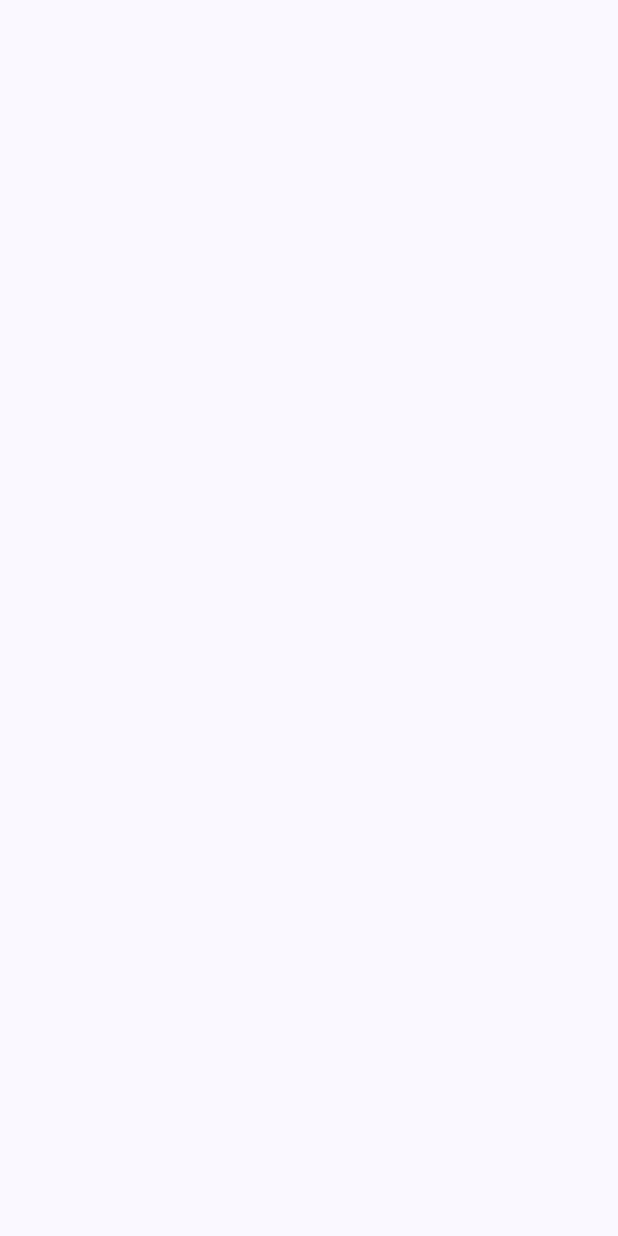
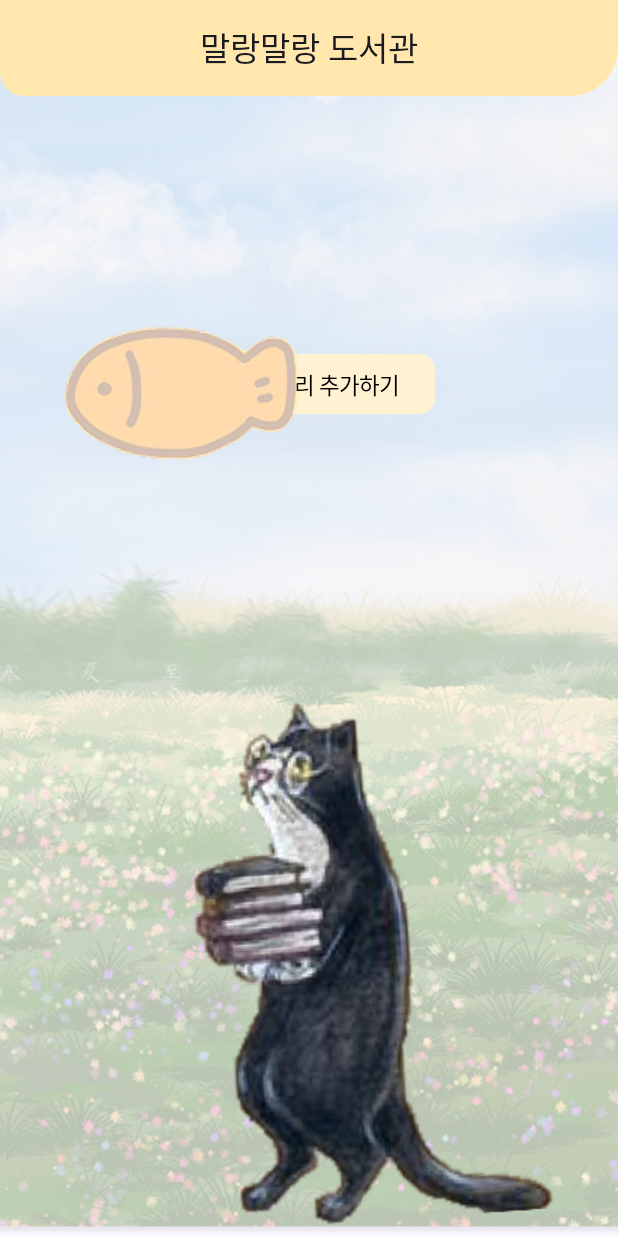
Before and after one commit to GDSC-CAU/MunJangZip_FE, an Android app built with Jetpack Compose: the CategoryScreen screen opened through its navigation route, on a phone screen of 412 x 824 dp. Before the commit the screen is empty. Run offline under Robolectric (Android 15) with nearby library versions, the phone set to English and light mode, and no system bars; our stand-ins replace Dagger/Hilt's generated code.

Commit message:
create category page

```diff
--- a/app/src/main/java/com/example/munjangzip/MainAppComposable.kt
+++ b/app/src/main/java/com/example/munjangzip/MainAppComposable.kt
@@ -8,13 +8,14 @@ import androidx.navigation.compose.NavHost
 import androidx.navigation.compose.composable
 import androidx.navigation.compose.rememberNavController
 import com.example.munjangzip.feature.auth.signin.SignInScreen
+import com.example.munjangzip.feature.category.CategoryScreen
 
 @Composable
 fun MainApp() {
     Surface(modifier = Modifier.fillMaxSize()) {
         val navController = rememberNavController()
 
-        NavHost(navController = navController, startDestination = "login") {
+        NavHost(navController = navController, startDestination = "category") {
             composable(route = "login") {
                 SignInScreen(navController = navController)
             }
@@ -24,7 +25,7 @@ fun MainApp() {
             }
 
             composable(route = "category") {
-
+                CategoryScreen(navController = navController)
             }
 
         }
--- /dev/null
+++ b/app/src/main/java/com/example/munjangzip/feature/category/CategoryScreen.kt
@@ -0,0 +1,183 @@
+package com.example.munjangzip.feature.category
+
+import androidx.compose.foundation.Image
+import androidx.compose.foundation.layout.Arrangement
+import androidx.compose.foundation.layout.Box
+import androidx.compose.foundation.layout.Column
+import androidx.compose.foundation.layout.Row
+import androidx.compose.foundation.layout.Spacer
+import androidx.compose.foundation.layout.fillMaxSize
+import androidx.compose.foundation.layout.offset
+import androidx.compose.foundation.layout.padding
+import androidx.compose.foundation.shape.RoundedCornerShape
+import androidx.compose.material3.Button
+import androidx.compose.material3.ButtonDefaults
+import androidx.compose.material3.CenterAlignedTopAppBar
+import androidx.compose.material3.ElevatedButton
+import androidx.compose.material3.ExperimentalMaterial3Api
+import androidx.compose.material3.Scaffold
+import androidx.compose.material3.Surface
+import androidx.compose.material3.Text
+import androidx.compose.material3.TopAppBarDefaults
+import androidx.compose.runtime.Composable
+import androidx.compose.ui.Alignment
+import androidx.compose.ui.Modifier
+import androidx.compose.ui.draw.alpha
+import androidx.compose.ui.graphics.Color
+import androidx.compose.ui.layout.ContentScale
+import androidx.compose.ui.res.painterResource
+import androidx.compose.ui.text.TextStyle
+import androidx.compose.ui.text.font.FontWeight
+import androidx.compose.ui.unit.dp
+import androidx.compose.ui.unit.sp
+import androidx.compose.ui.zIndex
+import androidx.navigation.NavController
+import com.example.munjangzip.R
+import com.example.munjangzip.ui.theme.BrightYellow
+import com.example.munjangzip.ui.theme.PeachYellow
+
+@OptIn(ExperimentalMaterial3Api::class)
+@Composable
+fun CategoryScreen(navController: NavController) {
+
+    Scaffold(
+        modifier = Modifier.fillMaxSize(),
+        topBar = {
+            Surface(
+                shape = RoundedCornerShape(bottomStart = 16.dp, bottomEnd = 32.dp)
+                //color =
+            )
+            {
+                CenterAlignedTopAppBar(
+                    colors = TopAppBarDefaults.centerAlignedTopAppBarColors(
+                        containerColor = PeachYellow
+                    ),
+                    title = {
+                        Text(
+                            "말랑말랑 도서관"
+                        )
+                    },
+
+
+                )
+
+            }
+        }
+    ) {
+        Surface(
+            modifier = Modifier.fillMaxSize()
+        ) {
+            BackGround()
+        }
+        Column(
+            modifier = Modifier
+                .fillMaxSize()
+                .padding(it),
+            horizontalAlignment = Alignment.CenterHorizontally
+        ) {
+            Spacer(modifier = Modifier.padding(vertical = 32.dp))
+            /*
+                Row(
+                    verticalAlignment = Alignment.CenterVertically,
+                    horizontalArrangement = Arrangement.spacedBy((-50).dp)
+                ) {
+                    Image(
+                        painter = painterResource(R.drawable.fish),
+                        contentDescription = null,
+
+                    )
+                    Button(
+                        modifier = Modifier,
+                        colors = ButtonDefaults.buttonColors(
+                            //containerColor = Color.Red,
+                            containerColor = BrightYellow,
+                            contentColor = Color.Black,
+                            disabledContainerColor = Color.Gray,
+                            disabledContentColor = Color.White
+                        ),
+                        onClick ={},
+                        shape = RoundedCornerShape(10.dp),
+
+                        ) {
+                        Text(text= "카테고리 추가하기",
+                            style = TextStyle(
+                                fontSize = 15.sp,
+                                fontWeight = FontWeight(500)
+                            )
+                        )
+                    }
+                }*/
+            Box(
+                contentAlignment = Alignment.Center
+            )
+            {
+                // 버튼 (뒤쪽 - 낮은 zIndex)
+                Button(
+                    modifier = Modifier
+                        .padding(16.dp)
+                        .zIndex(0f), // 버튼의 zIndex를 낮게 설정
+                    colors = ButtonDefaults.buttonColors(
+                        containerColor = BrightYellow,
+                        contentColor = Color.Black,
+                        disabledContainerColor = Color.Gray,
+                        disabledContentColor = Color.White
+                    ),
+                    onClick = {},
+                    shape = RoundedCornerShape(10.dp)
+                ) {
+                    Text(
+                        text = "   카테고리 추가하기",
+                        style = TextStyle(
+                            fontSize = 15.sp,
+                            fontWeight = FontWeight(500)
+                        )
+                    )
+                }
+
+                // 이미지 (앞쪽 - 높은 zIndex)
+                Image(
+                    painter = painterResource(R.drawable.fish),
+                    contentDescription = null,
+                    modifier = Modifier
+                        .zIndex(1f)// 이미지의 zIndex를 높게 설정
+                        .offset(x = (-86).dp)
+                )
+            }
+
+
+
+        }
+
+    }
+
+
+
+
+}
+
+@Composable
+fun BackGround(modifier: Modifier = Modifier) {
+    Box(modifier = Modifier.fillMaxSize()) {
+        Image(
+            painter = painterResource(R.drawable.background),
+            contentDescription = null,
+            contentScale = ContentScale.Crop,
+            modifier = Modifier.matchParentSize(),
+            alpha = 0.3F //투명도
+        )
+        Column(
+            modifier = Modifier
+                .fillMaxSize(),
+            verticalArrangement = Arrangement.Bottom,
+            horizontalAlignment = Alignment.End
+
+        ) {
+            Image(
+                painter = painterResource(R.drawable.cat),
+                contentDescription = null
+            )
+        }
+
+    }
+
+}
--- /dev/null
+++ b/app/src/main/java/com/example/munjangzip/feature/category/CategoryViewModel.kt
@@ -0,0 +1 @@
+package com.example.munjangzip.feature.category
--- a/app/src/main/java/com/example/munjangzip/ui/theme/Color.kt
+++ b/app/src/main/java/com/example/munjangzip/ui/theme/Color.kt
@@ -9,3 +9,7 @@ val Pink80 = Color(0xFFEFB8C8)
 val Purple40 = Color(0xFF6650a4)
 val PurpleGrey40 = Color(0xFF625b71)
 val Pink40 = Color(0xFF7D5260)
+
+
+val PeachYellow = Color(0xFFFFE7AE)
+val BrightYellow = Color(0xfffff2d3)
```
Also changed, not shown: app/src/main/res/drawable/background.png (added), app/src/main/res/drawable/cat.png (added), app/src/main/res/drawable/cat_foot.png (added), app/src/main/res/drawable/fish.png (added).
